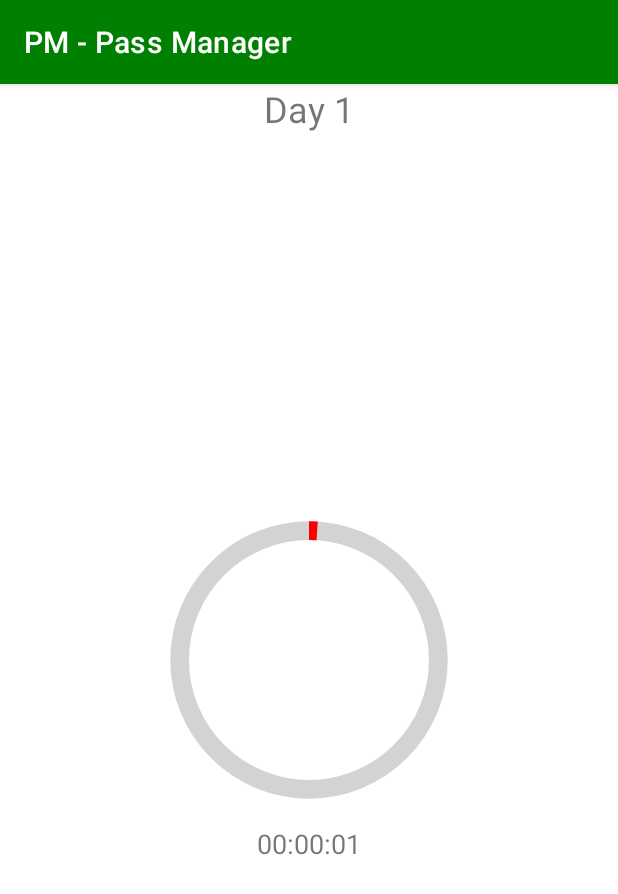
After one commit to Trodev-IT/Pass_Manager, an Android app: the ProgressActivity screen opened directly, with no data from a screen before it, on a phone screen of 412 x 824 dp. The commit adds this screen. Shown: the top 894 px of the screen. Run offline under Robolectric (Android 15) with nearby library versions, the phone set to English and light mode, and no system bars.

Commit message:
full code is ready

```diff
--- a/app/src/main/AndroidManifest.xml
+++ b/app/src/main/AndroidManifest.xml
@@ -1,6 +1,6 @@
 <?xml version="1.0" encoding="utf-8"?>
 <manifest xmlns:android="http://schemas.android.com/apk/res/android"
-    xmlns:tools="http://schemas.android.com/tools">
+    xmlns:tools="http://schemas.android.com/tools" >
 
     <uses-permission android:name="android.permission.INTERNET" />
     <uses-permission android:name="android.permission.ACCESS_WIFI_STATE" />
@@ -24,7 +24,10 @@
         android:label="@string/app_name"
         android:roundIcon="@drawable/pass_icn"
         android:supportsRtl="true"
-        android:theme="@style/Theme.MyPasswordGenerator">
+        android:theme="@style/Theme.MyPasswordGenerator" >
+        <activity
+            android:name=".activity.ProgressActivity"
+            android:exported="false" />
         <activity
             android:name=".activity.social.SocialCreateActivity"
             android:exported="false" />
@@ -72,7 +75,7 @@
             android:exported="false" />
         <activity
             android:name=".activity.LoginActivity"
-            android:exported="true">
+            android:exported="true" >
             <intent-filter>
                 <action android:name="android.intent.action.MAIN" />
 
--- /dev/null
+++ b/app/src/main/java/com/trodev/mypasswordgenerator/activity/ProgressActivity.java
@@ -0,0 +1,83 @@
+package com.trodev.mypasswordgenerator.activity;
+
+import android.content.SharedPreferences;
+import android.os.Bundle;
+import android.os.Handler;
+import android.os.SystemClock;
+import android.widget.ProgressBar;
+import android.widget.TextView;
+
+import androidx.activity.EdgeToEdge;
+import androidx.appcompat.app.AppCompatActivity;
+import androidx.core.graphics.Insets;
+import androidx.core.view.ViewCompat;
+import androidx.core.view.WindowInsetsCompat;
+
+import com.trodev.mypasswordgenerator.R;
+
+import java.text.SimpleDateFormat;
+import java.util.Date;
+import java.util.Locale;
+
+public class ProgressActivity extends AppCompatActivity {
+
+    private TextView dayTextView, timeTextView;
+    private ProgressBar progressBar;
+    private long startTime = 0L;
+    private Handler customHandler = new Handler();
+    private SharedPreferences sharedPreferences;
+    private static final String PREFS_NAME = "prefs";
+    private static final String DAYS_PASSED = "daysPassed";
+
+    @Override
+    protected void onCreate(Bundle savedInstanceState) {
+        super.onCreate(savedInstanceState);
+
+        setContentView(R.layout.activity_progress);
+        dayTextView = findViewById(R.id.dayTextView);
+        timeTextView = findViewById(R.id.timeTextView);
+        progressBar = findViewById(R.id.progressBar);
+
+        sharedPreferences = getSharedPreferences(PREFS_NAME, MODE_PRIVATE);
+        int daysPassed = sharedPreferences.getInt(DAYS_PASSED, 1);
+        dayTextView.setText(String.format(Locale.getDefault(), "Day %d", daysPassed));
+
+        startTime = SystemClock.uptimeMillis();
+        customHandler.postDelayed(updateTimerThread, 0);
+    }
+
+    private Runnable updateTimerThread = new Runnable() {
+        public void run() {
+            long timeInMilliseconds = SystemClock.uptimeMillis() - startTime;
+            int updatedTime = (int) (timeInMilliseconds / 1000);
+            int progress = updatedTime % 86400; // Seconds in a day
+            int days = updatedTime / 86400;
+
+            if (days > 0) {
+                int daysPassed = sharedPreferences.getInt(DAYS_PASSED, 1) + days;
+                SharedPreferences.Editor editor = sharedPreferences.edit();
+                editor.putInt(DAYS_PASSED, daysPassed);
+                editor.apply();
+                dayTextView.setText(String.format(Locale.getDefault(), "Day %d", daysPassed));
+                startTime += days * 86400 * 1000L; // Reset startTime for the next day
+            }
+
+            progressBar.setProgress(progress);
+            timeTextView.setText(new SimpleDateFormat("HH:mm:ss", Locale.getDefault()).format(new Date(timeInMilliseconds)));
+
+            customHandler.postDelayed(this, 1000);
+        }
+    };
+
+    @Override
+    protected void onPause() {
+        super.onPause();
+        customHandler.removeCallbacks(updateTimerThread);
+    }
+
+    @Override
+    protected void onResume() {
+        super.onResume();
+        customHandler.postDelayed(updateTimerThread, 0);
+    }
+}
--- a/app/src/main/java/com/trodev/mypasswordgenerator/fragments/ProfileFragment.java
+++ b/app/src/main/java/com/trodev/mypasswordgenerator/fragments/ProfileFragment.java
@@ -1,6 +1,4 @@
 package com.trodev.mypasswordgenerator.fragments;
-
-import static android.content.Context.MODE_PRIVATE;
 
 import android.content.Intent;
 import android.content.SharedPreferences;
@@ -10,8 +8,6 @@ import androidx.annotation.NonNull;
 import androidx.cardview.widget.CardView;
 import androidx.fragment.app.Fragment;
 
-import android.os.Parcel;
-import android.os.Parcelable;
 import android.view.LayoutInflater;
 import android.view.View;
 import android.view.ViewGroup;
@@ -30,7 +26,6 @@ import com.google.firebase.database.ValueEventListener;
 import com.trodev.mypasswordgenerator.activity.NotificationActivity;
 import com.trodev.mypasswordgenerator.R;
 import com.trodev.mypasswordgenerator.activity.LoginActivity;
-import com.trodev.mypasswordgenerator.activity.payment.PaymentOnlineActivity;
 import com.trodev.mypasswordgenerator.onlinedb.User;
 
 public class ProfileFragment extends Fragment {
@@ -40,8 +35,7 @@ public class ProfileFragment extends Fragment {
     private String userID;
     TextView nameET, vp_tv, email_TV, pass_TV, hd_tv, logout_TV;
     LinearLayout data_ll;
-    CardView notification_button;
-
+    CardView notification_button, Feedback_btn;
     private Switch mySwitch;
     private SharedPreferences sharedPreferences;
     private static final String SWITCH_STATE = "switch_state";
@@ -69,6 +63,14 @@ public class ProfileFragment extends Fragment {
 
         /*Card view design*/
         notification_button = view.findViewById(R.id.notification_button);
+        Feedback_btn = view.findViewById(R.id.Feedback_btn);
+
+        Feedback_btn.setOnClickListener(new View.OnClickListener() {
+            @Override
+            public void onClick(View view) {
+               // startActivity(new Intent(getActivity(), ProgressActivity.class));
+            }
+        });
 
         notification_button.setOnClickListener(new View.OnClickListener() {
             @Override
--- /dev/null
+++ b/app/src/main/res/drawable/circular_progress_bar.xml
@@ -0,0 +1,26 @@
+<?xml version="1.0" encoding="utf-8"?>
+<layer-list xmlns:android="http://schemas.android.com/apk/res/android">
+    <!-- Background Circle -->
+    <item>
+        <shape android:shape="ring"
+            android:innerRadiusRatio="2.5"
+            android:thicknessRatio="16"
+            android:useLevel="false">
+            <solid android:color="#D3D3D3"/>
+        </shape>
+    </item>
+
+    <!-- Progress Circle -->
+    <item>
+        <rotate
+            android:fromDegrees="270"
+            android:toDegrees="270">
+            <shape android:shape="ring"
+                android:innerRadiusRatio="2.5"
+                android:thicknessRatio="16"
+                android:useLevel="true"> <!-- Use level to show progress -->
+                <solid android:color="#FF0000"/> <!-- Progress color -->
+            </shape>
+        </rotate>
+    </item>
+</layer-list>
--- a/app/src/main/res/layout/activity_notification.xml
+++ b/app/src/main/res/layout/activity_notification.xml
@@ -10,21 +10,21 @@
     android:layout_height="match_parent"
     tools:context=".activity.NotificationActivity">
 
-    <TextView
-        android:id="@+id/switchStateText"
-        android:layout_width="match_parent"
-        android:layout_height="wrap_content"
-        android:gravity="center"
-        android:text="Result:- "
-        />
+<!--    <TextView-->
+<!--        android:id="@+id/switchStateText"-->
+<!--        android:layout_width="match_parent"-->
+<!--        android:layout_height="wrap_content"-->
+<!--        android:gravity="center"-->
+<!--        android:text="Result:- "-->
+<!--        />-->
 
-    <TextView
-        android:id="@+id/Tv"
-        android:layout_width="match_parent"
-        android:layout_height="wrap_content"
-        android:gravity="center"
-        android:text="Result"
-        android:visibility="gone"
-        />
+<!--    <TextView-->
+<!--        android:id="@+id/Tv"-->
+<!--        android:layout_width="match_parent"-->
+<!--        android:layout_height="wrap_content"-->
+<!--        android:gravity="center"-->
+<!--        android:text="Result"-->
+<!--        android:visibility="gone"-->
+<!--        />-->
 
 </LinearLayout>
--- /dev/null
+++ b/app/src/main/res/layout/activity_progress.xml
@@ -0,0 +1,38 @@
+<?xml version="1.0" encoding="utf-8"?>
+<RelativeLayout
+    xmlns:android="http://schemas.android.com/apk/res/android"
+    xmlns:tools="http://schemas.android.com/tools"
+    xmlns:app="http://schemas.android.com/apk/res-auto"
+    android:id="@+id/main"
+    android:layout_width="match_parent"
+    android:layout_height="match_parent"
+    tools:context=".activity.ProgressActivity">
+
+  <TextView
+      android:id="@+id/dayTextView"
+      android:layout_width="wrap_content"
+      android:layout_height="wrap_content"
+      android:text="Day 1"
+      android:textSize="24sp"
+      android:layout_centerHorizontal="true"/>
+
+  <ProgressBar
+      android:id="@+id/progressBar"
+      style="?android:attr/progressBarStyleHorizontal"
+      android:layout_width="200dp"
+      android:layout_height="200dp"
+      android:layout_centerInParent="true"
+      android:indeterminate="false"
+      android:progressDrawable="@drawable/circular_progress_bar"/>
+
+  <TextView
+      android:id="@+id/timeTextView"
+      android:layout_width="wrap_content"
+      android:layout_height="wrap_content"
+      android:text="00:00"
+      android:layout_below="@id/progressBar"
+      android:layout_centerHorizontal="true"
+      android:textSize="18sp"
+      android:layout_marginTop="10dp"/>
+
+  </RelativeLayout>
--- a/app/src/main/res/layout/fragment_profile.xml
+++ b/app/src/main/res/layout/fragment_profile.xml
@@ -40,7 +40,7 @@
                     android:layout_marginStart="5dp"
                     android:layout_marginTop="5dp"
                     android:layout_marginEnd="5dp"
-                    android:layout_marginBottom="100dp"
+                    android:layout_marginBottom="130dp"
                     app:cardCornerRadius="5dp"
                     app:cardElevation="3dp">
 
@@ -231,11 +231,19 @@
                                 android:textColor="@color/black"
                                 android:textSize="18sp" />
 
-                            <Switch
-                                android:id="@+id/mySwitch"
-                                android:layout_width="wrap_content"
+                            <TextView
+                                android:layout_width="match_parent"
                                 android:layout_height="wrap_content"
-                                />
+                                android:fontFamily="@font/space_grotesk_bold"
+                                android:text="View Details"
+                                android:textColor="@color/black"
+                                android:textSize="12sp" />
+
+<!--                            <Switch-->
+<!--                                android:id="@+id/mySwitch"-->
+<!--                                android:layout_width="wrap_content"-->
+<!--                                android:layout_height="wrap_content"-->
+<!--                                />-->
 
                         </LinearLayout>
 
@@ -244,6 +252,7 @@
                 </androidx.cardview.widget.CardView>
 
                 <androidx.cardview.widget.CardView
+                    android:id="@+id/Feedback_btn"
                     android:layout_width="match_parent"
                     android:layout_height="wrap_content"
                     android:layout_margin="5dp"
```
Also changed, not shown: app/src/main/res/drawable/ss_eight.png (added), app/src/main/res/drawable/ss_five.png (added), app/src/main/res/drawable/ss_four.png (added), app/src/main/res/drawable/ss_nine.png (added), app/src/main/res/drawable/ss_one.png (added), app/src/main/res/drawable/ss_seven.png (added), app/src/main/res/drawable/ss_six.png (added), app/src/main/res/drawable/ss_three.png (added), app/src/main/res/drawable/ss_two.png (added).
